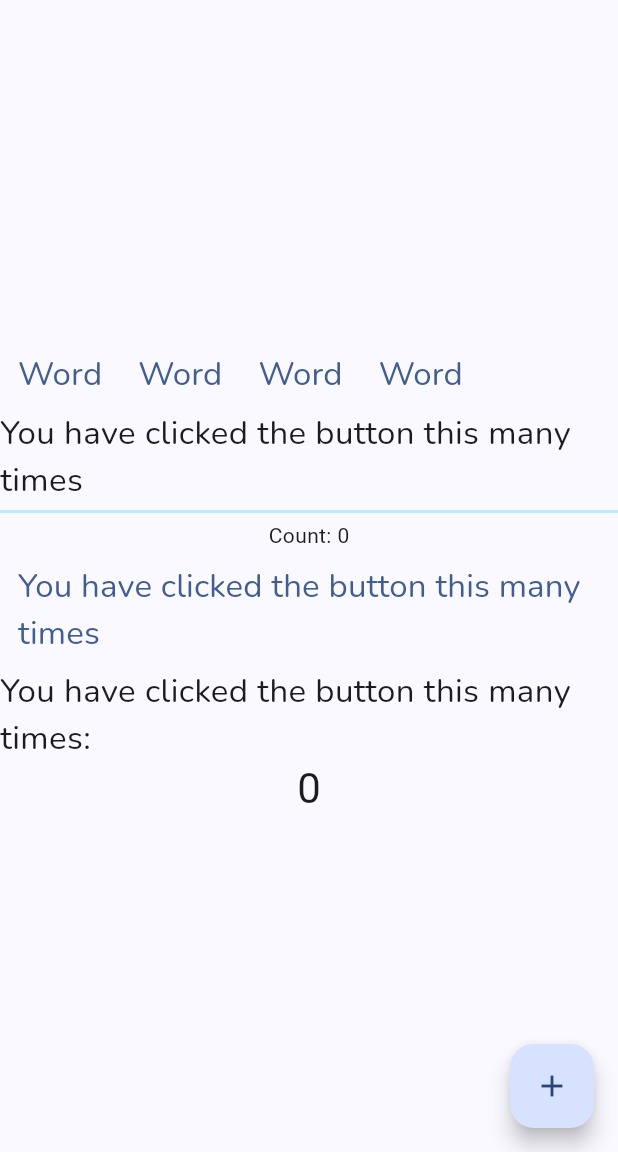
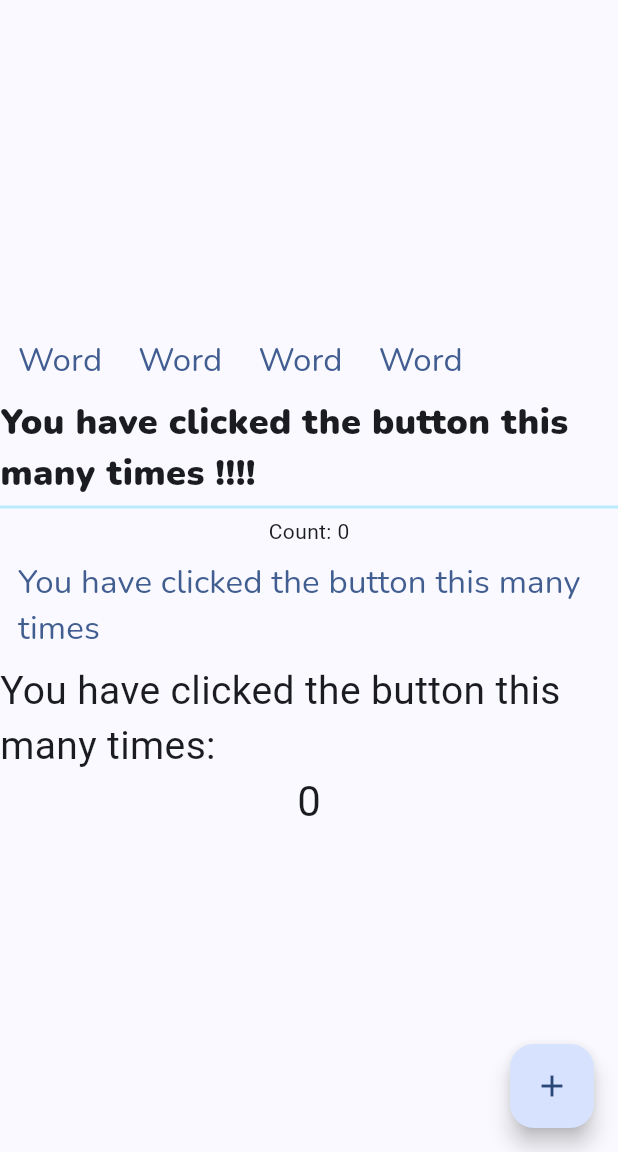
Before and after one commit to vitaliiboiko360/ltrainer, a Flutter app: the screen it shows after launch, on a phone screen of 412 x 824 dp, the part 84-1236 px from its top. Run offline on Flutter 3.47's test engine with Material 3 defaults, Android fonts, the phone set to English and light mode, and no system bars; drawn by our look-alikes of flutter_animate.

```diff
--- a/lib/main.dart
+++ b/lib/main.dart
@@ -54,7 +54,7 @@ class _MyHomePageState extends State<MyHomePage> {
             Line(),
             const Text(
               'You have clicked the button this many times:',
-              style: TextStyle(fontFamily: 'Nunito', fontSize: 22),
+              style: TextStyle(fontFamily: 'Roboto', fontSize: 26),
             ),
             Text(
               '$_counter',
--- a/lib/src/line.dart
+++ b/lib/src/line.dart
@@ -48,8 +48,8 @@ class _LineState extends State<Line> {
           ],
         ),
         Text(
-          'You have clicked the button this many times',
-          style: TextStyle(fontFamily: 'Nunito', fontSize: 22),
+          'You have clicked the button this many times !!!!',
+          style: TextStyle(fontFamily: 'NunitoBlack', fontSize: 24),
           // onPressed: () {
           // },
         ),
```
